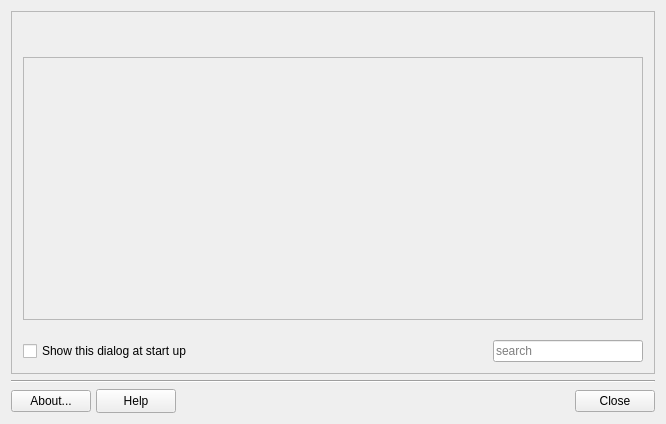
Qt form mainwindow.ui (AdrianTM/custom-toolbox) before a commit.
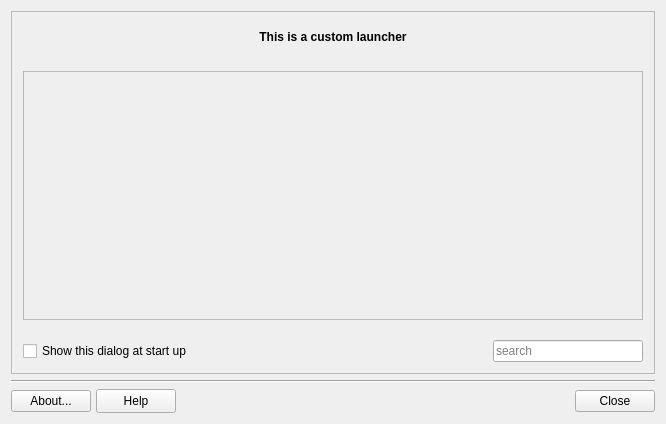
The same form after that commit. Icons and pictures are not drawn.

The edit to the form file:
```diff
--- a/mainwindow.ui
+++ b/mainwindow.ui
@@ -10,6 +10,12 @@
     <height>424</height>
    </rect>
   </property>
+  <property name="minimumSize">
+   <size>
+    <width>0</width>
+    <height>400</height>
+   </size>
+  </property>
   <property name="windowTitle">
    <string>Custom Toolbox</string>
   </property>
@@ -207,7 +213,7 @@
            <x>0</x>
            <y>0</y>
            <width>626</width>
-           <height>255</height>
+           <height>253</height>
           </rect>
          </property>
          <property name="autoFillBackground">
@@ -236,7 +242,7 @@
          </font>
         </property>
         <property name="text">
-         <string/>
+         <string>This is a custom launcher</string>
         </property>
         <property name="alignment">
          <set>Qt::AlignCenter</set>
```
